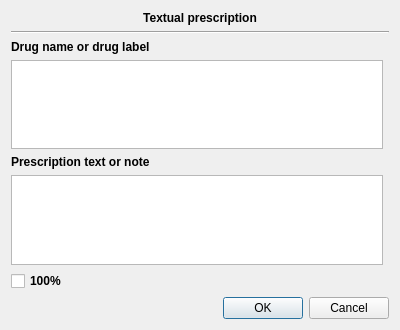
First picture: the form in plugins/drugsplugin/drugswidget/textualprescriptiondialog.ui, repository FreeHealth/freehealth, before the edit.
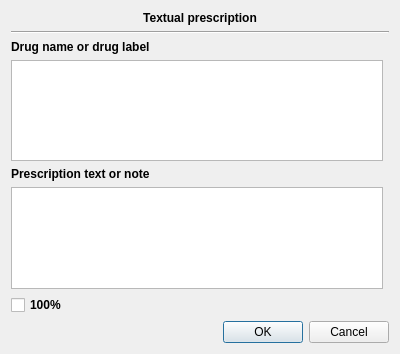
Second picture: the form after the edit.

What changed in the file:
```diff
--- a/plugins/drugsplugin/drugswidget/textualprescriptiondialog.ui
+++ b/plugins/drugsplugin/drugswidget/textualprescriptiondialog.ui
@@ -7,7 +7,7 @@
     <x>0</x>
     <y>0</y>
     <width>400</width>
-    <height>330</height>
+    <height>354</height>
    </rect>
   </property>
   <property name="windowTitle">
```
Left out of the diff: 2 changed lines with no effect on the pictures.
